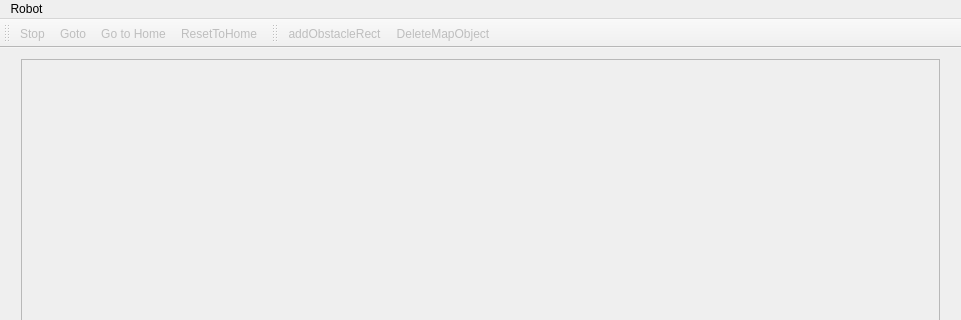
First picture: the form in qtgui/RobotGui/mainwindow.ui, repository cfezequiel/mscs-thesis, before the edit; both pictures show x 0 to 961 and y 0 to 320 of the 961 by 675 pixel window.
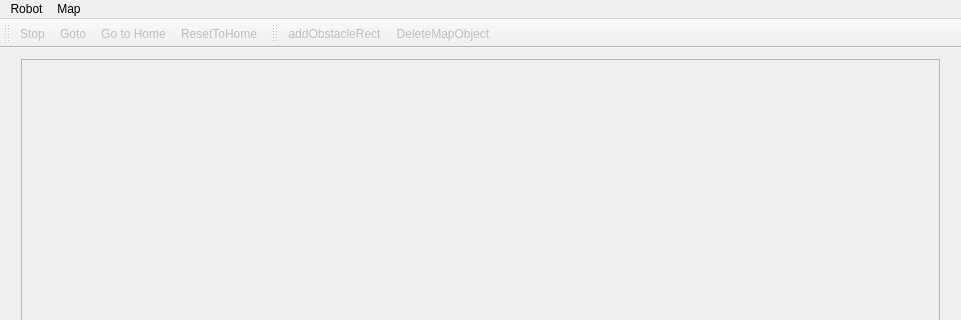
Second picture: the form after the edit. Icons and pictures are not drawn.

The edit to the form file:
```diff
--- a/qtgui/RobotGui/mainwindow.ui
+++ b/qtgui/RobotGui/mainwindow.ui
@@ -60,7 +60,14 @@
     <addaction name="separator"/>
     <addaction name="actionExit"/>
    </widget>
+   <widget class="QMenu" name="menuMap">
+    <property name="title">
+     <string>Map</string>
+    </property>
+    <addaction name="actionShowMappedObstacles"/>
+   </widget>
    <addaction name="menuRobot"/>
+   <addaction name="menuMap"/>
   </widget>
   <widget class="QToolBar" name="navToolBar">
    <property name="enabled">
```
Left out of the diff: 11 changed lines with no effect on the pictures.
